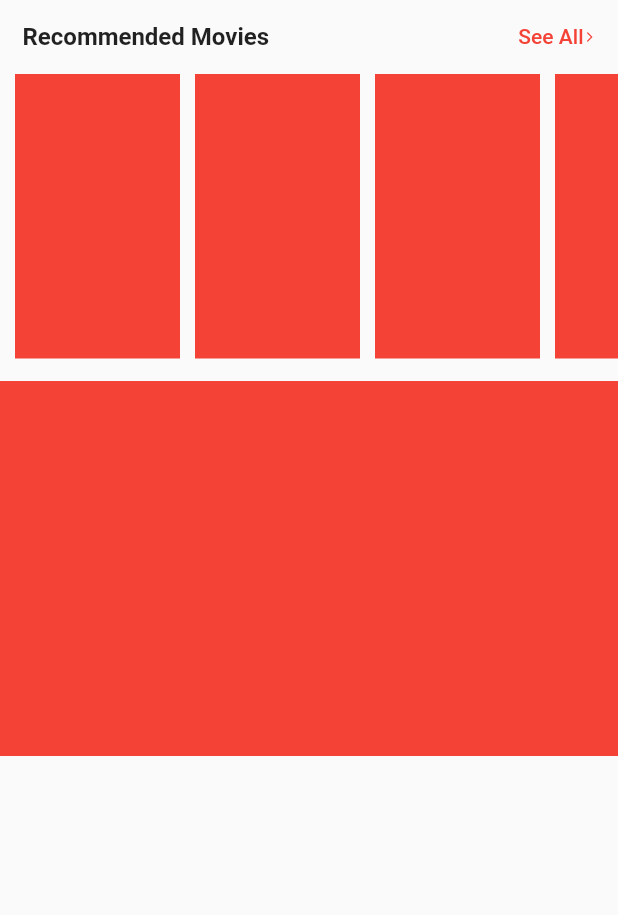
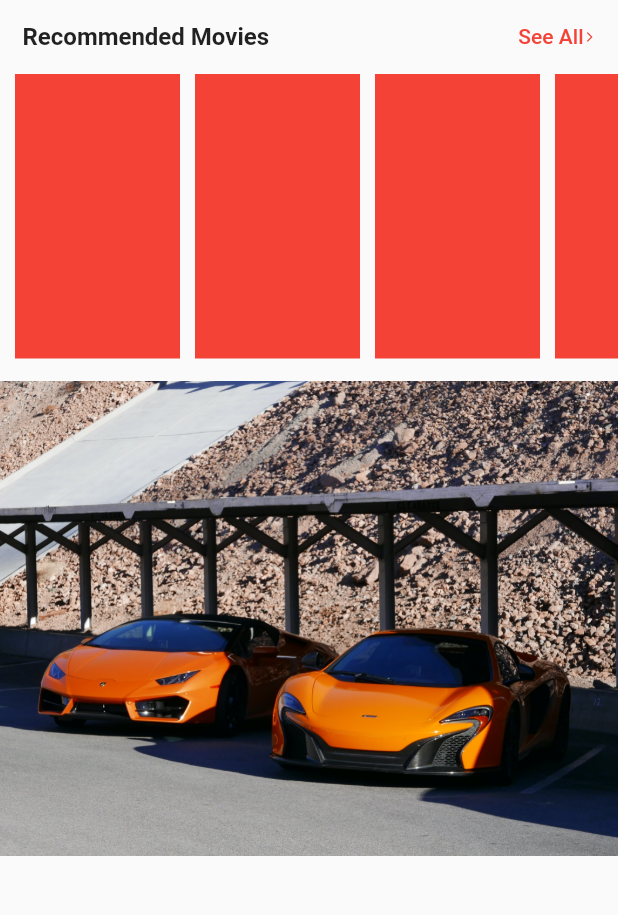
Before and after one commit to KrishnaKrinc/BookMyShow_CM, a Flutter app: the screen it shows after launch, on a phone screen of 412 x 824 dp, the part 225-1140 px from its top. Run offline on Flutter 3.47's test engine with Material 2 defaults, Android fonts, the phone set to English and light mode, and no system bars; drawn by our look-alikes of carousel_slider; our stand-ins replace geocoding, geolocator, get.

Commit message:
added new carousel and made the app scrollable

```diff
--- a/lib/models/custom_widgets/custom_carousel.dart
+++ b/lib/models/custom_widgets/custom_carousel.dart
@@ -1,3 +1,5 @@
+import 'package:carousel_slider/carousel_controller.dart';
+import 'package:carousel_slider/carousel_slider.dart';
 import 'package:flutter/material.dart';
 
 class CustomCarouselSlider extends StatefulWidget {
@@ -8,12 +10,60 @@ class CustomCarouselSlider extends StatefulWidget {
 }
 
 class _CustomCarouselSliderState extends State<CustomCarouselSlider> {
+  List imageList = [
+    {"id": 1, "imagePath": 'assets/images/SampleImages (1).jpg'},
+    {"id": 2, "imagePath": 'assets/images/SampleImages (2).jpg'},
+    {"id": 3, "imagePath": 'assets/images/SampleImages (3).jpg'},
+    {"id": 4, "imagePath": 'assets/images/SampleImages (4).jpg'},
+    {"id": 5, "imagePath": 'assets/images/SampleImages (5).jpg'},
+  ];
+
+  final CarouselController carouselController = CarouselController();
+  int currentIndex = 0;
+
   @override
   Widget build(BuildContext context) {
-    return Container(
-      color: Colors.red,
-      height: 250,
-      width: double.infinity,
+    return Stack(
+      children: <Widget>[
+        InkWell(
+          highlightColor: Colors.transparent,
+          splashColor: Colors.transparent,
+          onTap: () {
+            print(currentIndex);
+          },
+          child: CarouselSlider(
+            items: imageList
+                .map(
+                  (item) => Image.asset(
+                    item['imagePath'],
+                    fit: BoxFit.cover,
+                    width: double.infinity,
+                  ),
+                )
+                .toList(),
+            carouselController: carouselController,
+            options: CarouselOptions(
+              scrollPhysics: const BouncingScrollPhysics(),
+              autoPlay: true,
+              aspectRatio: 1.3,
+              viewportFraction: 1,
+              onPageChanged: (index, reason) {
+                setState(() {
+                  currentIndex = index;
+                });
+              },
+            ),
+          ),
+        ),
+        Positioned(
+          bottom: 10,
+          left: 0,
+          right: 0,
+          child: Row(
+            mainAxisAlignment: MainAxisAlignment.center,
+          ),
+        ),
+      ],
     );
   }
 }
--- a/lib/views/homepage.dart
+++ b/lib/views/homepage.dart
@@ -83,7 +83,8 @@ class HomePage extends GetView<LocationController> {
           ],
         ),
       ),
-      body: Column(
+      body: SingleChildScrollView(
+        child: Column(
           children: <Widget>[
             // Options list - scrollable - row
             const SizedBox(height: 10),
@@ -240,8 +241,9 @@ class HomePage extends GetView<LocationController> {
 
             // Carousel_Slider
             const SizedBox(height: 15),
-          CustomCarouselSlider(),
+            const CustomCarouselSlider(),
           ],
+        ),
       ),
     );
   }
```
Lines whose indentation alone changed are shown as unchanged.
